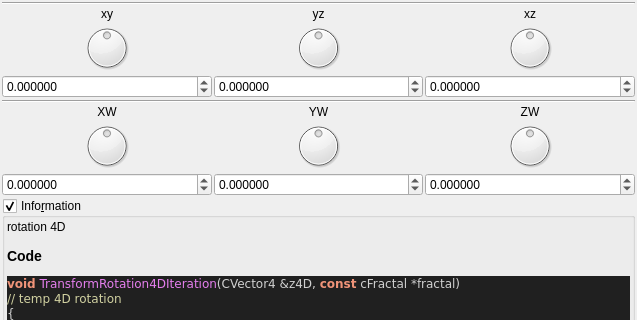
Qt form mandelbulber2/qt_data/fractal_transf_rotation_4D.ui (buddhi1980/mandelbulber2) before a commit; both pictures show x 0 to 637 and y 0 to 320 of the 637 by 988 pixel window.
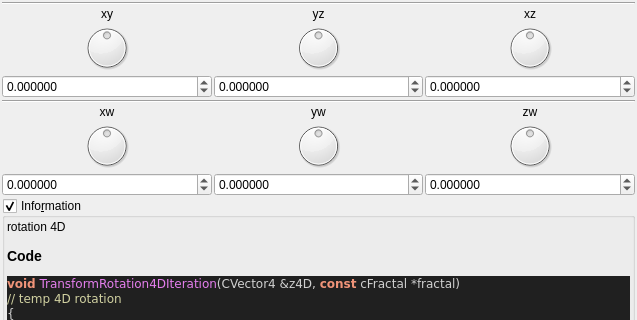
The same form after that commit. Custom widgets are drawn as their Qt base class.

What changed in the file:
```diff
--- a/mandelbulber2/qt_data/fractal_transf_rotation_4D.ui
+++ b/mandelbulber2/qt_data/fractal_transf_rotation_4D.ui
@@ -204,7 +204,7 @@
      <item row="2" column="2">
       <widget class="QLabel" name="label_48">
        <property name="text">
-        <string>ZW</string>
+        <string notr="true">zw</string>
        </property>
        <property name="alignment">
         <set>Qt::AlignCenter</set>
@@ -214,7 +214,7 @@
      <item row="2" column="1">
       <widget class="QLabel" name="label_49">
        <property name="text">
-        <string>YW</string>
+        <string notr="true">yw</string>
        </property>
        <property name="alignment">
         <set>Qt::AlignCenter</set>
@@ -224,7 +224,7 @@
      <item row="2" column="0">
       <widget class="QLabel" name="label_50">
        <property name="text">
-        <string>XW</string>
+        <string notr="true">xw</string>
        </property>
        <property name="alignment">
         <set>Qt::AlignCenter</set>
```
